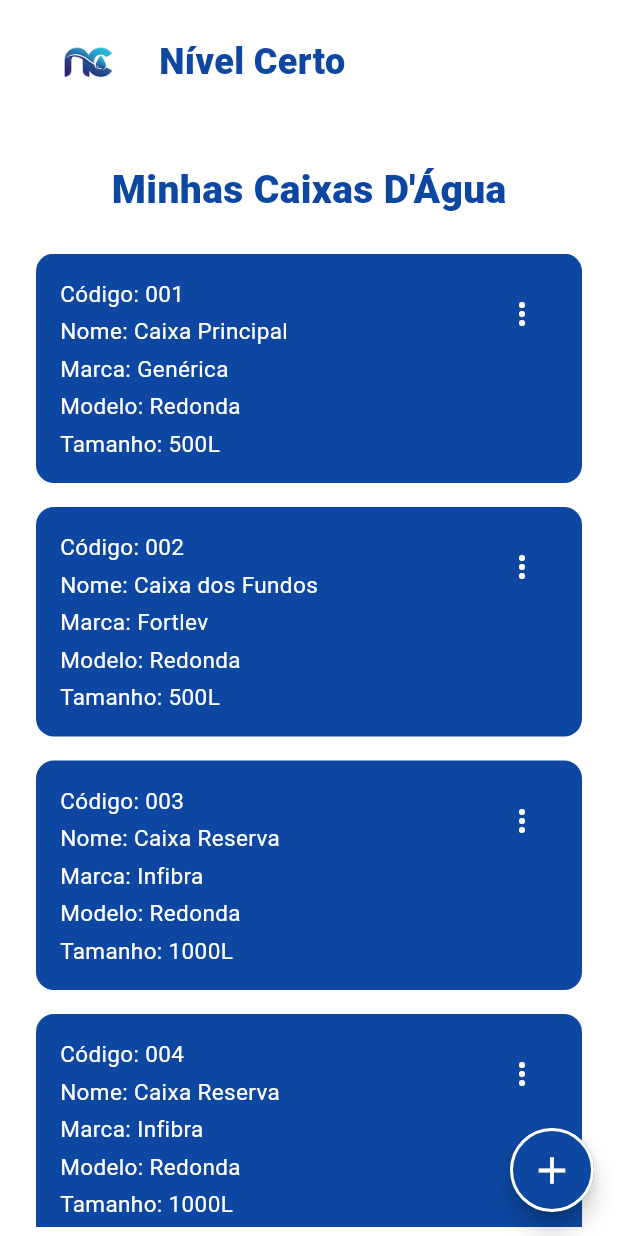
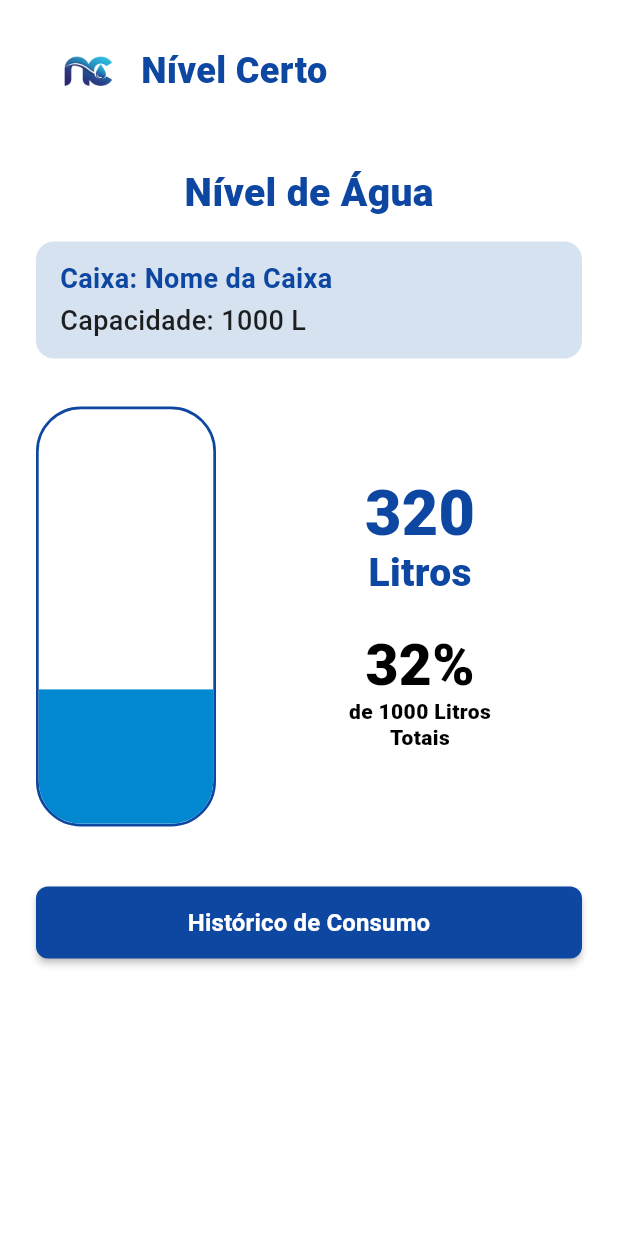
Before and after one commit to BispoCarlosDev/nivel_certo, a Flutter app: the screen it shows after launch, on a phone screen of 412 x 824 dp. Run offline on Flutter 3.47's test engine with Material 3 defaults, Android fonts, the phone set to English and light mode, and no system bars.

Commit message:
Tela de Exibição do nível de água

```diff
--- a/lib/main.dart
+++ b/lib/main.dart
@@ -3,6 +3,7 @@ import 'package:nivel_certo/screens/tela_cadastrarcaixa.dart';
 import 'package:nivel_certo/screens/tela_cadastrarusuario.dart';
 import 'package:nivel_certo/screens/tela_login.dart';
 import 'package:nivel_certo/screens/tela_minhascaixas.dart';
+import 'package:nivel_certo/screens/tela_niveldeagua.dart';
 void main() {
   runApp(const MyApp());
 }
@@ -21,7 +22,7 @@ class MyApp extends StatelessWidget {
         useMaterial3: true,
       ),
       // Selecionand a tela de Login para iniciar o app
-      home: const MinhasCaixasScreen(),
+      home: const NivelAguaScreen(),
     );
   }
 }
--- a/lib/screens/tela_cadastrarcaixa.dart
+++ b/lib/screens/tela_cadastrarcaixa.dart
@@ -22,7 +22,6 @@ class CadastroCaixaScreen extends StatelessWidget {
                     'assets/images/Logo_App_NC.png',
                     height: 70,
                   ),
-                  const SizedBox(width: 12),
                   const Text(
                     'Nível Certo',
                     style: TextStyle(
--- a/lib/screens/tela_cadastrarusuario.dart
+++ b/lib/screens/tela_cadastrarusuario.dart
@@ -22,7 +22,6 @@ class CadastroUsuarioScreen extends StatelessWidget {
                     'assets/images/Logo_App_NC.png',
                     height: 70,
                   ),
-                  const SizedBox(width: 12),
                   const Text(
                     'Nível Certo',
                     style: TextStyle(
--- a/lib/screens/tela_minhascaixas.dart
+++ b/lib/screens/tela_minhascaixas.dart
@@ -59,7 +59,6 @@ class _MinhasCaixasScreenState extends State<MinhasCaixasScreen> {
                 crossAxisAlignment: CrossAxisAlignment.center,
                 children: [
                   Image.asset('assets/images/Logo_App_NC.png', height: 70),
-                  const SizedBox(width: 12),
                   const Text(
                     'Nível Certo',
                     style: TextStyle(
--- /dev/null
+++ b/lib/screens/tela_niveldeagua.dart
@@ -0,0 +1,217 @@
+import 'package:flutter/material.dart';
+
+class NivelAguaScreen extends StatefulWidget {
+  final String nomeCaixa;
+  final double capacidadeTotal;
+
+  const NivelAguaScreen({
+    super.key,
+    this.nomeCaixa = 'Nome da Caixa',
+    this.capacidadeTotal = 1000.0,
+  });
+
+  @override
+  State<NivelAguaScreen> createState() => _NivelAguaScreenState();
+}
+
+class _NivelAguaScreenState extends State<NivelAguaScreen> {
+  // Simulação do volume atual recebido que vai ser recebido da ESP32
+  double _litrosAtuais = 320.0;
+
+  @override
+  Widget build(BuildContext context) {
+    // Cálculo do percentual limitado entre 0.0 e 1.0 (0% a 100%)
+    final double porcentagem = (_litrosAtuais / widget.capacidadeTotal).clamp(0.0, 1.0);
+    final int percentualInt = (porcentagem * 100).round();
+
+    return Scaffold(
+      backgroundColor: Colors.white,
+      body: SafeArea(
+        child: SingleChildScrollView(
+          padding: const EdgeInsets.symmetric(horizontal: 24.0, vertical: 12.0),
+          child: Column(
+            crossAxisAlignment: CrossAxisAlignment.center,
+            children: [
+              // Inserindo o Logo e o nome
+              Row(
+                crossAxisAlignment: CrossAxisAlignment.center,
+                children: [
+                  Image.asset(
+                    'assets/images/Logo_App_NC.png',
+                    height: 70,
+                    fit: BoxFit.contain,
+                  ),
+                  const Text(
+                    'Nível Certo',
+                    style: TextStyle(
+                      fontSize: 24,
+                      fontWeight: FontWeight.w900,
+                      color: Color(0xFF0D47A1),
+                    ),
+                  ),
+                ],
+              ),
+              const SizedBox(height: 28),
+
+              // Título da Tela Nível de Água
+              const Text(
+                'Nível de Água',
+                style: TextStyle(
+                  fontSize: 26,
+                  fontWeight: FontWeight.w900,
+                  color: Color(0xFF0D47A1),
+                ),
+              ),
+              const SizedBox(height: 14),
+
+              // Informações da Caixa D'Água
+              Container(
+                width: double.infinity,
+                padding: const EdgeInsets.symmetric(horizontal: 16.0, vertical: 12.0),
+                decoration: BoxDecoration(
+                  color: const Color(0xFFD6E2F0),
+                  borderRadius: BorderRadius.circular(12),
+                ),
+                child: Column(
+                  crossAxisAlignment: CrossAxisAlignment.start,
+                  children: [
+                    Text(
+                      'Caixa: ${widget.nomeCaixa}',
+                      style: const TextStyle(
+                        fontSize: 18,
+                        fontWeight: FontWeight.bold,
+                        color: Color(0xFF0D47A1),
+                      ),
+                    ),
+                    const SizedBox(height: 2),
+                    Text(
+                      'Capacidade: ${widget.capacidadeTotal.toInt()} L',
+                      style: const TextStyle(
+                        fontSize: 18,
+                        fontWeight: FontWeight.w500,
+                        color: Colors.black87,
+                      ),
+                    ),
+                  ],
+                ),
+              ),
+              const SizedBox(height: 32),
+
+              // Seção com os dados de nível de água
+              Row(
+                mainAxisAlignment: MainAxisAlignment.center,
+                crossAxisAlignment: CrossAxisAlignment.center,
+                children: [
+                  // Representação Gráfica Dinâmica
+                  Container(
+                    width: 120,
+                    height: 280,
+                    decoration: BoxDecoration(
+                      border: Border.all(color: const Color(0xFF0D47A1), width: 1.8),
+                      borderRadius: BorderRadius.circular(30),
+                    ),
+                    child: ClipRRect(
+                      borderRadius: BorderRadius.circular(28),
+                      child: Stack(
+                        alignment: Alignment.bottomCenter,
+                        children: [
+                          // Preenchimento de Água Animado
+                          AnimatedContainer(
+                            duration: const Duration(milliseconds: 600),
+                            curve: Curves.easeOutCubic,
+                            width: double.infinity,
+                            // Altura proporcional da água baseada nos 280px totais
+                            height: 280 * porcentagem,
+                            color: const Color(0xFF0288D1),
+                          ),
+                        ],
+                      ),
+                    ),
+                  ),
+                  const SizedBox(width: 28),
+
+                  // Informações Numéricas
+                  Expanded(
+                    child: Column(
+                      crossAxisAlignment: CrossAxisAlignment.center,
+                      children: [
+                        // Valor em Litros
+                        Text(
+                          '${_litrosAtuais.toInt()}',
+                          style: const TextStyle(
+                            fontSize: 42,
+                            fontWeight: FontWeight.w900,
+                            color: Color(0xFF0D47A1),
+                            height: 1.0,
+                          ),
+                        ),
+                        const Text(
+                          'Litros',
+                          style: TextStyle(
+                            fontSize: 26,
+                            fontWeight: FontWeight.w900,
+                            color: Color(0xFF0D47A1),
+                          ),
+                        ),
+                        const SizedBox(height: 24),
+
+                        // Percentual
+                        Text(
+                          '$percentualInt%',
+                          style: const TextStyle(
+                            fontSize: 38,
+                            fontWeight: FontWeight.w900,
+                            color: Colors.black,
+                            height: 1.0,
+                          ),
+                        ),
+                        const SizedBox(height: 4),
+                        Text(
+                          'de ${widget.capacidadeTotal.toInt()} Litros\nTotais',
+                          textAlign: TextAlign.center,
+                          style: const TextStyle(
+                            fontSize: 14,
+                            fontWeight: FontWeight.w900,
+                            color: Colors.black,
+                            height: 1.2,
+                          ),
+                        ),
+                      ],
+                    ),
+                  ),
+                ],
+              ),
+              const SizedBox(height: 40),
+
+              // Botão Histórico de Consumo
+              SizedBox(
+                width: double.infinity,
+                height: 48,
+                child: ElevatedButton(
+                  style: ElevatedButton.styleFrom(
+                    backgroundColor: const Color(0xFF0D47A1),
+                    elevation: 2,
+                    shape: RoundedRectangleBorder(
+                      borderRadius: BorderRadius.circular(8),
+                    ),
+                  ),
+                  onPressed: () {
+                    // Navegação para a tela de histórico
+                  },
+                  child: const Text(
+                    'Histórico de Consumo',
+                    style: TextStyle(
+                      fontSize: 16,
+                      fontWeight: FontWeight.bold,
+                      color: Colors.white,
+                    ),
+                  ),
+                ),
+              ),
+            ],
+          ),
+        ),
+      ),
+    );
+  }
+}
```
